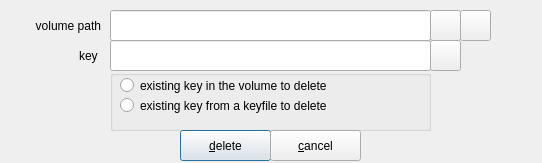
The window that zuluCrypt-gui/luksdeletekey.ui (mhogomchungu/zuluCrypt) describes before a commit, drawn with Qt 5.
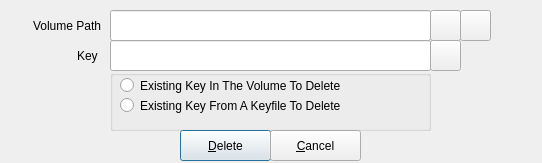
The same window after the commit.

What changed in the file:
```diff
--- a/zuluCrypt-gui/luksdeletekey.ui
+++ b/zuluCrypt-gui/luksdeletekey.ui
@@ -42,7 +42,7 @@
     </rect>
    </property>
    <property name="text">
-    <string>key </string>
+    <string>Key </string>
    </property>
    <property name="alignment">
     <set>Qt::AlignRight|Qt::AlignTrailing|Qt::AlignVCenter</set>
@@ -73,7 +73,7 @@
      </rect>
     </property>
     <property name="text">
-     <string>existing key in the volume to delete</string>
+     <string>Existing Key In The Volume To Delete</string>
     </property>
    </widget>
    <widget class="QRadioButton" name="rbPassphraseFromFile">
@@ -86,7 +86,7 @@
      </rect>
     </property>
     <property name="text">
-     <string>existing key from a keyfile to delete</string>
+     <string>Existing Key From A Keyfile To Delete</string>
     </property>
    </widget>
   </widget>
@@ -119,7 +119,7 @@
     </rect>
    </property>
    <property name="text">
-    <string>&amp;delete</string>
+    <string>&amp;Delete</string>
    </property>
    <property name="autoDefault">
     <bool>true</bool>
@@ -138,7 +138,7 @@
     </rect>
    </property>
    <property name="text">
-    <string>&amp;cancel</string>
+    <string>&amp;Cancel</string>
    </property>
    <property name="autoDefault">
     <bool>true</bool>
@@ -167,7 +167,7 @@
     </rect>
    </property>
    <property name="text">
-    <string>volume path</string>
+    <string>Volume Path</string>
    </property>
    <property name="alignment">
     <set>Qt::AlignRight|Qt::AlignTrailing|Qt::AlignVCenter</set>
```
